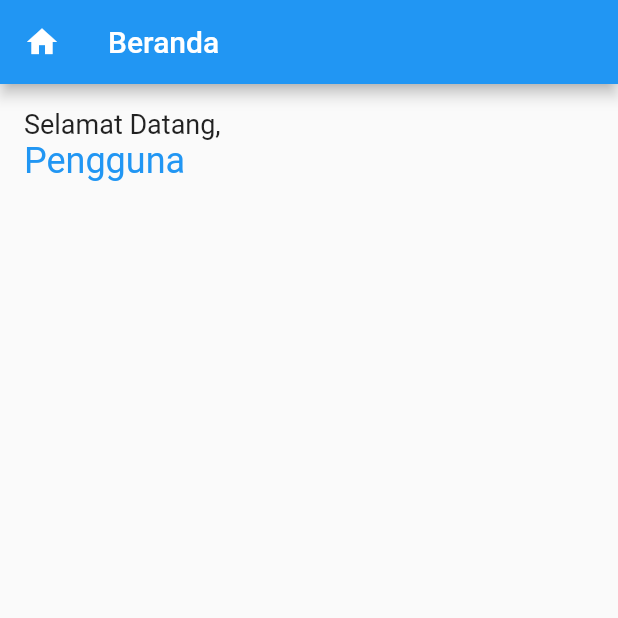
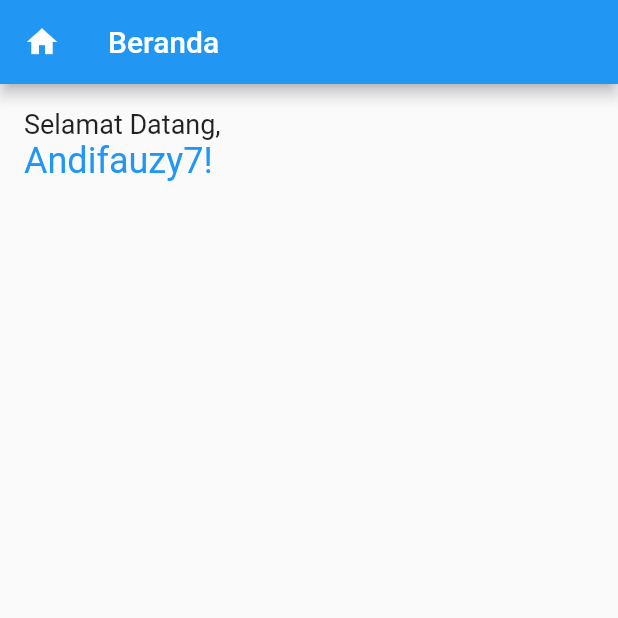
Before and after one commit to andifauzy7/Login-App, a Flutter app: the beranda screen opened directly, on a phone screen of 412 x 824 dp, the top half of it. Run offline on Flutter 3.47's test engine with Material 2 defaults, Android fonts, the phone set to English and light mode, and no system bars; our stand-ins replace shared_preferences, toast; accounts and stored records are empty.

Commit message:
Balik ke Polos

```diff
--- a/lib/screen/beranda.dart
+++ b/lib/screen/beranda.dart
@@ -1,6 +1,4 @@
 import 'package:flutter/material.dart';
-import 'package:sepakbola/session/sharedPref.dart';
-import 'package:toast/toast.dart';
 
 class beranda extends StatefulWidget {
   @override
@@ -8,17 +6,6 @@ class beranda extends StatefulWidget {
 }
 
 class _berandaState extends State<beranda> {
-  String username;
-
-  Future<String> getUsername() async {
-    this.username = await SharedPref.getUsername();
-  }
-
-  @override
-  void initState() {
-    getUsername();
-    super.initState();
-  }
 
   @override
   Widget build(BuildContext context) {
@@ -35,7 +22,7 @@ class _berandaState extends State<beranda> {
           crossAxisAlignment: CrossAxisAlignment.start,
           children: <Widget>[
             Text("Selamat Datang,", style: TextStyle(fontSize: 18.0)),
-            Text(username ?? 'Pengguna',style: TextStyle(fontSize: 24.0, color: Colors.blue))
+            Text("Andifauzy7!",style: TextStyle(fontSize: 24.0, color: Colors.blue))
           ],
         ),
       ),
```
